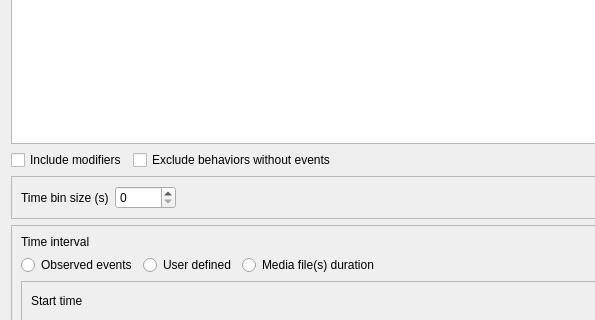
The window that boris/param_panel.ui (olivierfriard/BORIS) describes before a commit, drawn with Qt 5; both pictures show x 0 to 595 and y 407 to 727 of the 1037 by 890 pixel window.
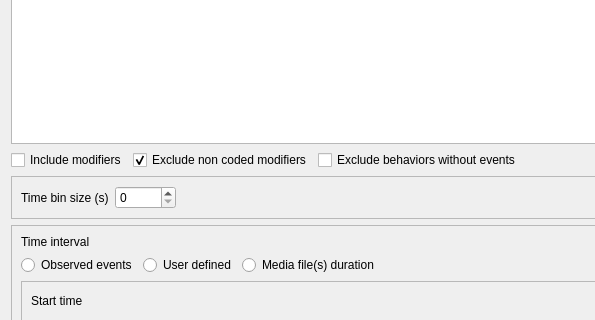
The same window after the commit.

What changed in the file:
```diff
--- a/boris/param_panel.ui
+++ b/boris/param_panel.ui
@@ -121,6 +121,16 @@
          </property>
         </widget>
        </item>
+       <item>
+        <widget class="QCheckBox" name="cb_exclude_non_coded_modifiers">
+         <property name="text">
+          <string>Exclude non coded modifiers</string>
+         </property>
+         <property name="checked">
+          <bool>true</bool>
+         </property>
+        </widget>
+       </item>
        <item>
         <widget class="QCheckBox" name="cbExcludeBehaviors">
          <property name="text">
```
